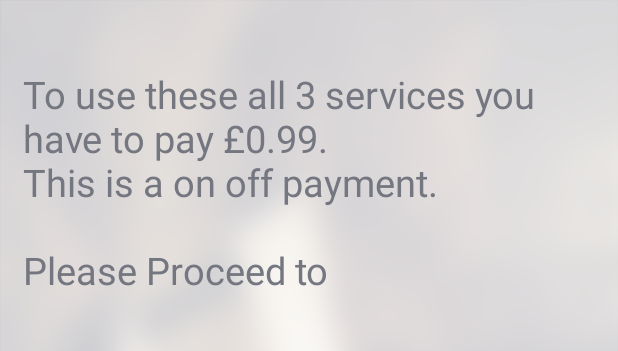
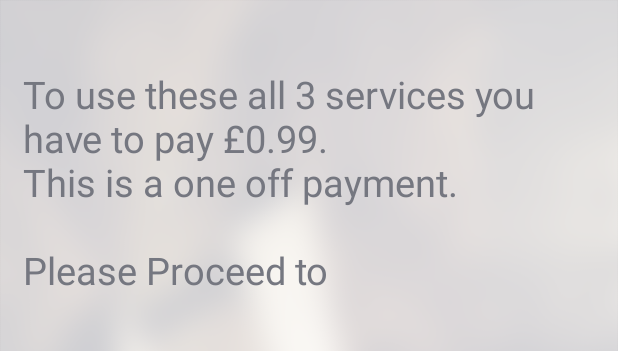
Before and after one commit to amansinghal/MusicWhistleListener, an Android app: the layout activity_paypal.xml on its own in the app's theme, with its tools: preview values and no code run, on a phone screen of 412 x 824 dp. Shown: the top 351 px of the screen. Run offline under Robolectric (Android 15) with nearby library versions, the phone set to English and light mode, and no system bars.

Commit message:
minor bug fixing

```diff
--- a/app/src/main/java/com/music/aman/musicg/Activity_Paypal.java
+++ b/app/src/main/java/com/music/aman/musicg/Activity_Paypal.java
@@ -56,10 +56,10 @@ public class Activity_Paypal extends Activity {
      */
 // private static final String CONFIG_ENVIRONMENT =
 // PayPalConfiguration.ENVIRONMENT_NO_NETWORK;
-    private static final String CONFIG_ENVIRONMENT = PayPalConfiguration.ENVIRONMENT_SANDBOX;
+    private static final String CONFIG_ENVIRONMENT = PayPalConfiguration.ENVIRONMENT_PRODUCTION;
     // note that these credentials will differ between live & sandbox
 // environments.
-    private static final String CONFIG_CLIENT_ID = "ARMUy3c9-LrgTH474_uDvxJqbbjTgUP7TcVj0Ykz3u83GO0vDwA6TFKaoMjxvjK7wPu_fCyfqV3ID2CH";
+    private static final String CONFIG_CLIENT_ID = "AZh13onnDN_W7coqvLlcgM5SxVxTrTAcuWoCrQCl8XELMKjgPfTfoPVncMlZVlVqhfwmoYY8lM2xHvkl";
     private static final int REQUEST_CODE_PAYMENT = 1;
     private static final int REQUEST_CODE_FUTURE_PAYMENT = 2;
     public static final String PAYMENT_FOR_KEY = "PAYMENT_FOR_KEY";
--- a/app/src/main/res/values/strings.xml
+++ b/app/src/main/res/values/strings.xml
@@ -8,6 +8,6 @@
     <string name="ready_to_record">Ready to record</string>
     <string name="facebook_app_id">1673684772867391</string>
     <string name="user_warning">You are not a registered now to proceed further you have to register your self using Facebook</string>
-    <string name="fac_sub_msg">"To use these all 3 services you have to pay &#163;0.99.\nThis is a on off payment.\n\nPlease Proceed to"</string>
+    <string name="fac_sub_msg">"To use these all 3 services you have to pay &#163;0.99.\nThis is a one off payment.\n\nPlease Proceed to"</string>
     <string name="ad_sub_msg">To publish your Advertisement you have to pay &#163;600 subscription for 6 Month</string>
 </resources>
```
